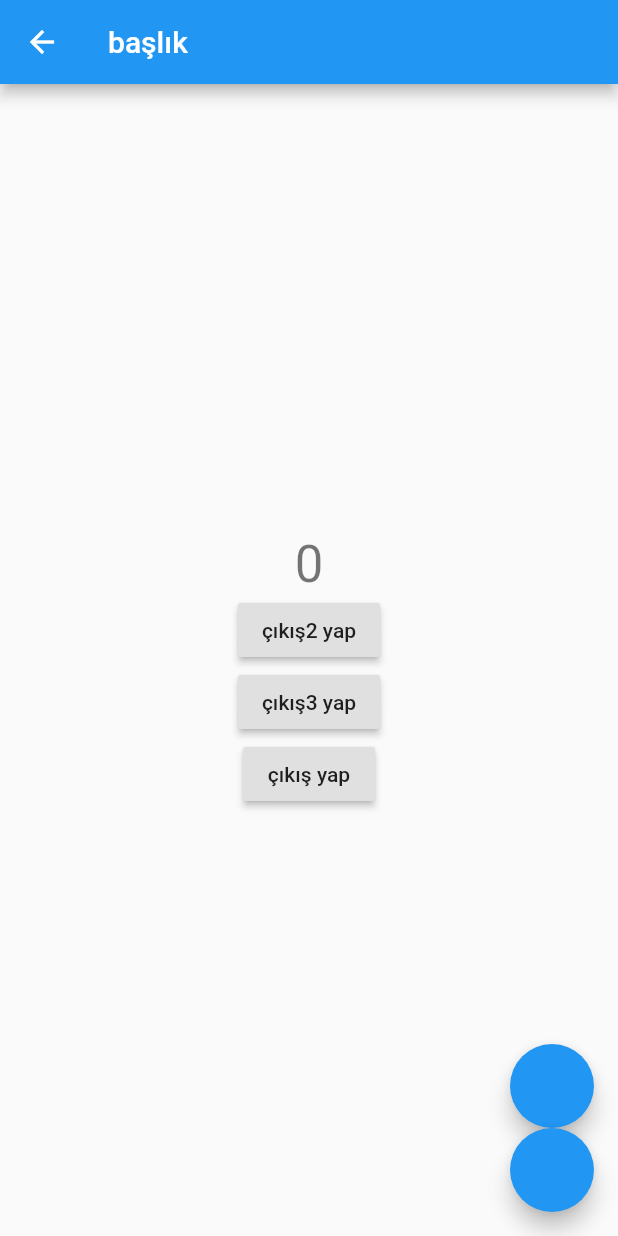
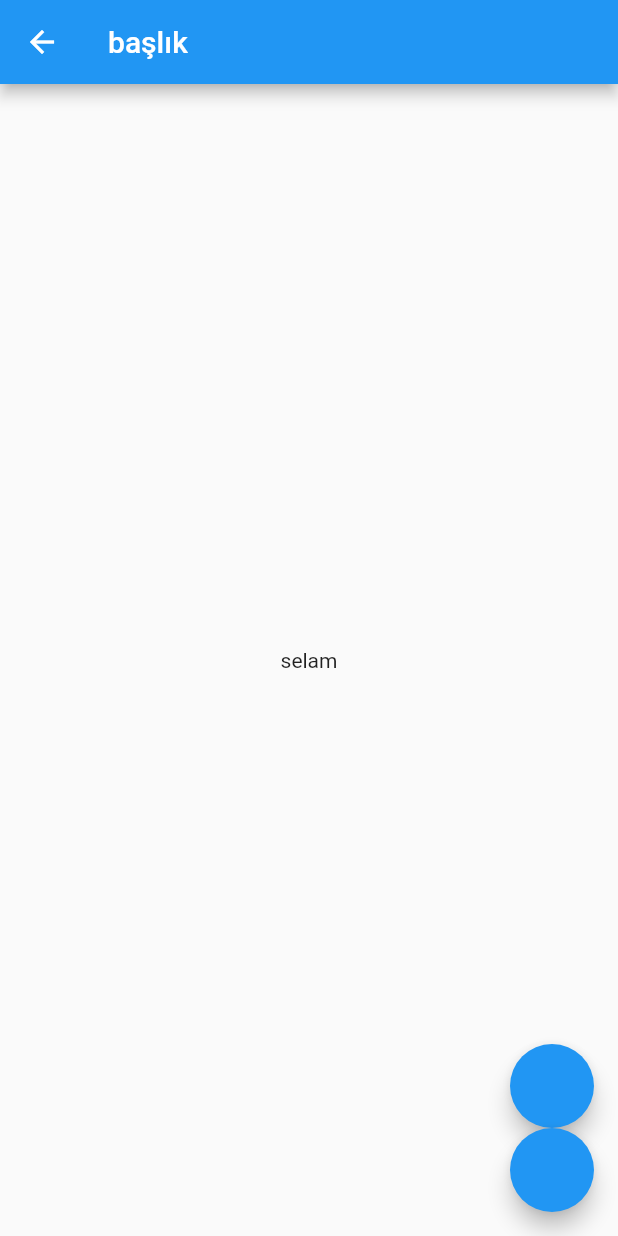
Before and after one commit to ylcnyldrm/flutter, a Flutter app: the screen it shows after launch, after a tap on "Ikinci sayfaya git", on a phone screen of 412 x 824 dp. Run offline on Flutter 3.47's test engine with Material 2 defaults, Android fonts, the phone set to English and light mode, and no system bars; our stand-ins replace firebase_auth, firebase_core; accounts and stored records are empty.

```diff
--- a/lib/ikinci_sayfa.dart
+++ b/lib/ikinci_sayfa.dart
@@ -11,46 +11,6 @@ class IkinciSayfa extends StatefulWidget {
 class _IkinciSayfaState extends State<IkinciSayfa> {
   @override
   Widget build(BuildContext context) {
-    final myAuth = Provider.of<AuthServices>(context);
-    switch (myAuth.durum) {
-      case KullaniciDurumu.OturumAciliyor:
-        return Scaffold(
-          appBar: AppBar(
-            title: Text("başlık"),
-          ),
-          body: Center(
-            child: CircularProgressIndicator(),
-          ),
-        );
-      case KullaniciDurumu.OturumAcilmamis:
-        return Scaffold(
-          appBar: AppBar(
-            title: Text("başlık"),
-          ),
-          body: Center(
-            child: Column(
-              mainAxisAlignment: MainAxisAlignment.center,
-              children: [
-                Text("lğtfen oturum açın"),
-                RaisedButton(
-                  onPressed: () async {
-                    await myAuth.createUserWithEmailandPassword(
-                        "yalcinylde@gmail.com", "123456");
-                  },
-                  child: Text("Kullanıcı olustur"),
-                ),
-                RaisedButton(
-                  onPressed: () async {
-                    await myAuth.signInUserWithEmailandPassword(
-                        "yalcinylde@gmail.com", "123456");
-                  },
-                  child: Text("Oturm aç"),
-                ),
-              ],
-            ),
-          ),
-        );
-      case KullaniciDurumu.OturumAcilmis:
     return Scaffold(
       appBar: AppBar(
         title: Text("başlık"),
@@ -58,7 +18,6 @@ class _IkinciSayfaState extends State<IkinciSayfa> {
       body: Mycolum(),
       floatingActionButton: myfloatingactionbuttons(),
     );
-    }
     debugPrint("ıkınc sayfa  BUİLD ");
   }
 }
@@ -66,37 +25,15 @@ class _IkinciSayfaState extends State<IkinciSayfa> {
 class Mycolum extends StatelessWidget {
   @override
   Widget build(BuildContext context) {
-    debugPrint("MY COLUMN BUİLD ");
-    var sayac = Provider.of<Counter>(context);
-    final myAuth = Provider.of<AuthServices>(context);
 
-    debugPrint("DURUaaaMMMMM" + myAuth.durum.toString());
+
     return Center(
       child: Column(
         mainAxisAlignment: MainAxisAlignment.center,
         children: <Widget>[
           Text(
-            myAuth.user.email,
+            "selam",
           ),
-          Text(
-            sayac.sayac.toString(),
-            style: Theme.of(context).textTheme.headline4,
-          ),
-          RaisedButton(
-              child: Text("çıkış2 yap"),
-              onPressed: () async {
-                await myAuth.signOut();
-              }),
-          RaisedButton(
-              child: Text("çıkış3 yap"),
-              onPressed: () async {
-                await myAuth.signOut();
-              }),
-          RaisedButton(
-              child: Text("çıkış yap"),
-              onPressed: () async {
-                await myAuth.signOut();
-              }),
         ],
       ),
     );
@@ -106,7 +43,6 @@ class Mycolum extends StatelessWidget {
 class myfloatingactionbuttons extends StatelessWidget {
   @override
   Widget build(BuildContext context) {
-    var sayac = Provider.of<Counter>(context, listen: false);
     return Column(
       mainAxisSize: MainAxisSize.min,
       crossAxisAlignment: CrossAxisAlignment.end,
@@ -114,11 +50,9 @@ class myfloatingactionbuttons extends StatelessWidget {
         FloatingActionButton(
             heroTag: 1,
             onPressed: () {
-              sayac.arttir();
             }),
         FloatingActionButton(
           onPressed: () {
-            sayac.azalt();
           },
           heroTag: 2,
         ),
--- a/lib/main.dart
+++ b/lib/main.dart
@@ -48,17 +48,7 @@ class _MyHomePageState extends State<MyHomePage> {
             Navigator.push(
                 context,
                 MaterialPageRoute(
-                  builder: (context) => MultiProvider(
-                    providers: [
-                      ChangeNotifierProvider(
-                        create: (_) => Counter(0),
-                      ),
-                      ChangeNotifierProvider(
-                        create: (_) => AuthServices(),
-                      ),
-                    ],
-                    child: IkinciSayfa(),
-                  ),
+                  builder: (context) => IkinciSayfa(),
                 ));
           },
           child: Text("Ikinci sayfaya git "),
```
Lines whose indentation alone changed are shown as unchanged.
